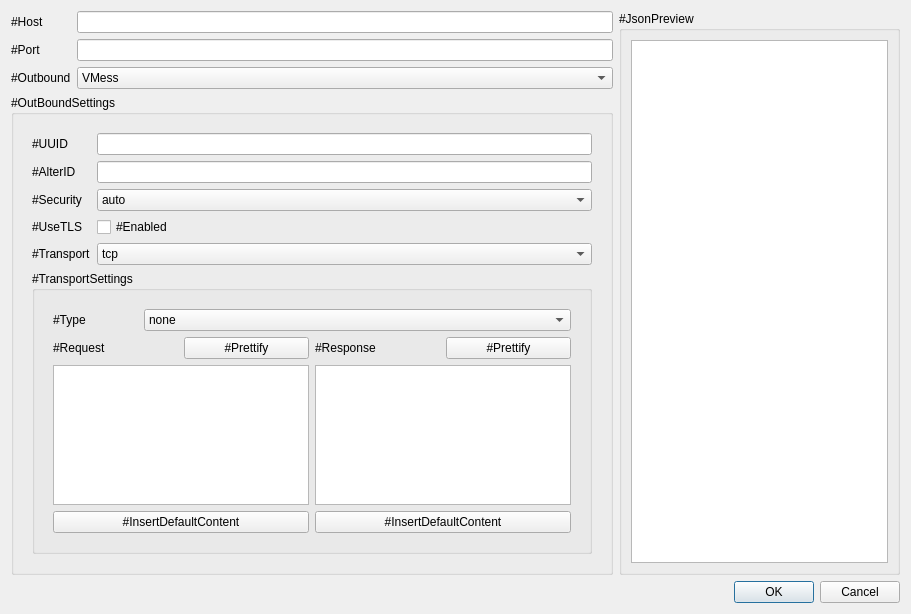
Above: src/w_ConnectionEditWindow.ui from darsvador/qvssr before the change. Below: the same form after it.
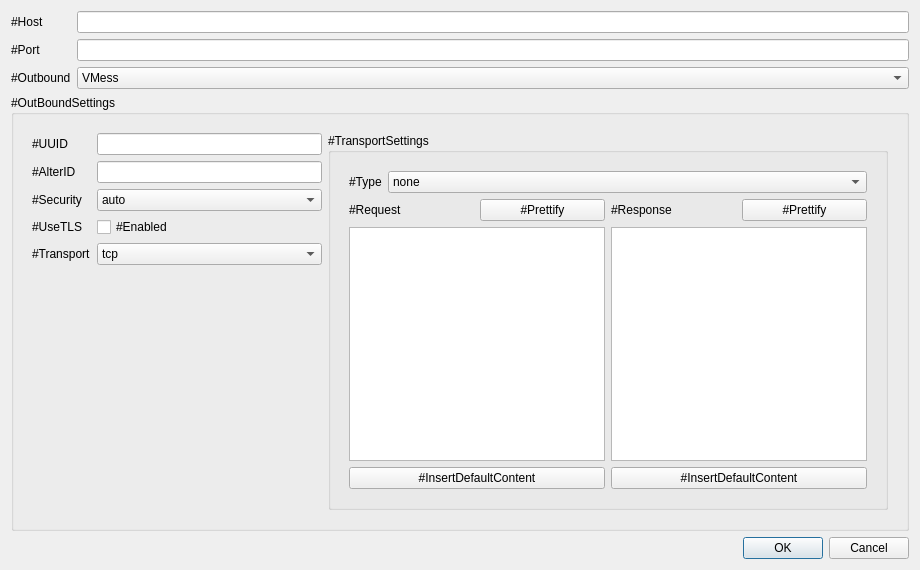
That is the form after the change.

```diff
--- a/src/w_ConnectionEditWindow.ui
+++ b/src/w_ConnectionEditWindow.ui
@@ -6,8 +6,8 @@
    <rect>
     <x>0</x>
     <y>0</y>
-    <width>911</width>
-    <height>614</height>
+    <width>920</width>
+    <height>570</height>
    </rect>
   </property>
   <property name="sizePolicy">
@@ -18,8 +18,8 @@
   </property>
   <property name="minimumSize">
    <size>
-    <width>0</width>
-    <height>0</height>
+    <width>920</width>
+    <height>570</height>
    </size>
   </property>
   <property name="windowTitle">
@@ -28,8 +28,8 @@
   <property name="modal">
    <bool>true</bool>
   </property>
-  <layout class="QGridLayout" name="gridLayout_3">
-   <item row="0" column="0">
+  <layout class="QVBoxLayout" name="verticalLayout">
+   <item>
     <layout class="QFormLayout" name="formLayout_5">
      <item row="0" column="0">
       <widget class="QLabel" name="ipLabel">
@@ -89,7 +89,7 @@
      </item>
     </layout>
    </item>
-   <item row="1" column="0">
+   <item>
     <widget class="QGroupBox" name="outboundSettingWrapper">
      <property name="title">
       <string>#OutBoundSettings</string>
@@ -107,23 +107,9 @@
          <number>0</number>
         </property>
         <widget class="QWidget" name="page_2">
-         <layout class="QVBoxLayout" name="verticalLayout_2">
+         <layout class="QHBoxLayout" name="horizontalLayout_2" stretch="4,6">
           <item>
-           <layout class="QFormLayout" name="formLayout_9">
-            <item row="3" column="0">
-             <widget class="QLabel" name="label_13">
-              <property name="text">
-               <string>#UseTLS</string>
-              </property>
-             </widget>
-            </item>
-            <item row="3" column="1">
-             <widget class="QCheckBox" name="tlsCB">
-              <property name="text">
-               <string>#Enabled</string>
-              </property>
-             </widget>
-            </item>
+           <layout class="QFormLayout" name="formLayout_4">
             <item row="0" column="0">
              <widget class="QLabel" name="idLabel">
               <property name="text">
@@ -164,6 +150,12 @@
             </item>
             <item row="2" column="1">
              <widget class="QComboBox" name="securityCombo">
+              <property name="sizePolicy">
+               <sizepolicy hsizetype="Preferred" vsizetype="Fixed">
+                <horstretch>0</horstretch>
+                <verstretch>0</verstretch>
+               </sizepolicy>
+              </property>
               <item>
                <property name="text">
                 <string notr="true">auto</string>
@@ -186,6 +178,20 @@
               </item>
              </widget>
             </item>
+            <item row="3" column="0">
+             <widget class="QLabel" name="label_13">
+              <property name="text">
+               <string>#UseTLS</string>
+              </property>
+             </widget>
+            </item>
+            <item row="3" column="1">
+             <widget class="QCheckBox" name="tlsCB">
+              <property name="text">
+               <string>#Enabled</string>
+              </property>
+             </widget>
+            </item>
             <item row="4" column="0">
              <widget class="QLabel" name="transportLabel">
               <property name="text">
@@ -230,7 +236,7 @@
            </layout>
           </item>
           <item>
-           <widget class="QGroupBox" name="groupBox">
+           <widget class="QGroupBox" name="transportGroupbox">
             <property name="title">
              <string>#TransportSettings</string>
             </property>
@@ -247,32 +253,7 @@
                 <number>0</number>
                </property>
                <widget class="QWidget" name="tcpStackPage">
-                <layout class="QGridLayout" name="gridLayout_5">
-                 <item row="0" column="0" colspan="4">
-                  <layout class="QGridLayout" name="gridLayout_4" columnstretch="1,5">
-                   <item row="0" column="1">
-                    <widget class="QComboBox" name="tcpHeaderTypeCB">
-                     <item>
-                      <property name="text">
-                       <string notr="true">none</string>
-                      </property>
-                     </item>
-                     <item>
-                      <property name="text">
-                       <string notr="true">http</string>
-                      </property>
-                     </item>
-                    </widget>
-                   </item>
-                   <item row="0" column="0">
-                    <widget class="QLabel" name="label">
-                     <property name="text">
-                      <string>#Type</string>
-                     </property>
-                    </widget>
-                   </item>
-                  </layout>
-                 </item>
+                <layout class="QGridLayout" name="gridLayout_3" rowstretch="0,0,1,0">
                  <item row="1" column="0">
                   <widget class="QLabel" name="label_2">
                    <property name="text">
@@ -303,6 +284,12 @@
                  </item>
                  <item row="2" column="0" colspan="2">
                   <widget class="QPlainTextEdit" name="tcpRequestTxt">
+                   <property name="sizePolicy">
+                    <sizepolicy hsizetype="Preferred" vsizetype="Preferred">
+                     <horstretch>0</horstretch>
+                     <verstretch>0</verstretch>
+                    </sizepolicy>
+                   </property>
                    <property name="lineWrapMode">
                     <enum>QPlainTextEdit::NoWrap</enum>
                    </property>
@@ -316,6 +303,12 @@
                  </item>
                  <item row="2" column="2" colspan="2">
                   <widget class="QPlainTextEdit" name="tcpRespTxt">
+                   <property name="sizePolicy">
+                    <sizepolicy hsizetype="Preferred" vsizetype="Preferred">
+                     <horstretch>0</horstretch>
+                     <verstretch>0</verstretch>
+                    </sizepolicy>
+                   </property>
                    <property name="lineWrapMode">
                     <enum>QPlainTextEdit::NoWrap</enum>
                    </property>
@@ -338,6 +331,31 @@
                    </property>
                   </widget>
                  </item>
+                 <item row="0" column="0" colspan="4">
+                  <layout class="QHBoxLayout" name="horizontalLayout" stretch="0,1">
+                   <item>
+                    <widget class="QLabel" name="label">
+                     <property name="text">
+                      <string>#Type</string>
+                     </property>
+                    </widget>
+                   </item>
+                   <item>
+                    <widget class="QComboBox" name="tcpHeaderTypeCB">
+                     <item>
+                      <property name="text">
+                       <string notr="true">none</string>
+                      </property>
+                     </item>
+                     <item>
+                      <property name="text">
+                       <string notr="true">http</string>
+                      </property>
+                     </item>
+                    </widget>
+                   </item>
+                  </layout>
+                 </item>
                 </layout>
                </widget>
                <widget class="QWidget" name="httpStackPage">
@@ -404,8 +422,6 @@
                 </layout>
                </widget>
                <widget class="QWidget" name="mKCPStackPage">
-                <layout class="QGridLayout" name="gridLayout_10">
-                 <item row="0" column="0">
                   <layout class="QFormLayout" name="formLayout_7">
                    <item row="0" column="0">
                     <widget class="QLabel" name="label_8">
@@ -496,18 +512,14 @@
                      </property>
                     </widget>
                    </item>
-                  </layout>
-                 </item>
-                 <item row="0" column="1">
-                  <layout class="QFormLayout" name="formLayout_8">
-                   <item row="0" column="0">
+                 <item row="4" column="0">
                     <widget class="QLabel" name="label_9">
                      <property name="text">
                       <string>#DownlinkCapacity (MB/s)</string>
                      </property>
                     </widget>
                    </item>
-                   <item row="0" column="1">
+                 <item row="4" column="1">
                     <widget class="QSpinBox" name="kcpDownCapacitySB">
                      <property name="sizePolicy">
                       <sizepolicy hsizetype="MinimumExpanding" vsizetype="Fixed">
@@ -523,14 +535,14 @@
                      </property>
                     </widget>
                    </item>
-                   <item row="1" column="0">
+                 <item row="5" column="0">
                     <widget class="QLabel" name="label_11">
                      <property name="text">
                       <string>#ReadBufferSize (MB)</string>
                      </property>
                     </widget>
                    </item>
-                   <item row="1" column="1">
+                 <item row="5" column="1">
                     <widget class="QSpinBox" name="kcpReadBufferSB">
                      <property name="sizePolicy">
                       <sizepolicy hsizetype="MinimumExpanding" vsizetype="Fixed">
@@ -546,14 +558,14 @@
                      </property>
                     </widget>
                    </item>
-                   <item row="2" column="0">
+                 <item row="6" column="0">
                     <widget class="QLabel" name="labelx">
                      <property name="text">
                       <string>#WriteBufferSize (MB)</string>
                      </property>
                     </widget>
                    </item>
-                   <item row="2" column="1">
+                 <item row="6" column="1">
                     <widget class="QSpinBox" name="kcpWriteBufferSB">
                      <property name="sizePolicy">
                       <sizepolicy hsizetype="MinimumExpanding" vsizetype="Fixed">
@@ -569,14 +581,14 @@
                      </property>
                     </widget>
                    </item>
-                   <item row="3" column="0">
+                 <item row="7" column="0">
                     <widget class="QLabel" name="label_16">
                      <property name="text">
                       <string>#Type</string>
                      </property>
                     </widget>
                    </item>
-                   <item row="3" column="1">
+                 <item row="7" column="1">
                     <widget class="QComboBox" name="kcpHeaderType">
                      <property name="sizePolicy">
                       <sizepolicy hsizetype="Expanding" vsizetype="Expanding">
@@ -617,8 +629,6 @@
                     </widget>
                    </item>
                   </layout>
-                 </item>
-                </layout>
                </widget>
                <widget class="QWidget" name="dsStackPage">
                 <layout class="QGridLayout" name="gridLayout_12">
@@ -929,32 +939,7 @@
      </layout>
     </widget>
    </item>
-   <item row="0" column="1" rowspan="2">
-    <widget class="QGroupBox" name="groupBox_4">
-     <property name="sizePolicy">
-      <sizepolicy hsizetype="Expanding" vsizetype="Expanding">
-       <horstretch>0</horstretch>
-       <verstretch>0</verstretch>
-      </sizepolicy>
-     </property>
-     <property name="title">
-      <string>#JsonPreview</string>
-     </property>
-     <layout class="QVBoxLayout" name="verticalLayout">
       <item>
-       <widget class="QTextBrowser" name="finalJson">
-        <property name="lineWrapMode">
-         <enum>QTextEdit::NoWrap</enum>
-        </property>
-        <property name="readOnly">
-         <bool>true</bool>
-        </property>
-       </widget>
-      </item>
-     </layout>
-    </widget>
-   </item>
-   <item row="2" column="0" colspan="2">
     <widget class="QDialogButtonBox" name="buttonBox">
      <property name="orientation">
       <enum>Qt::Horizontal</enum>
```
Left out of the diff: 8 changed lines with no effect on the pictures. Lines whose indentation alone changed are shown as unchanged.
